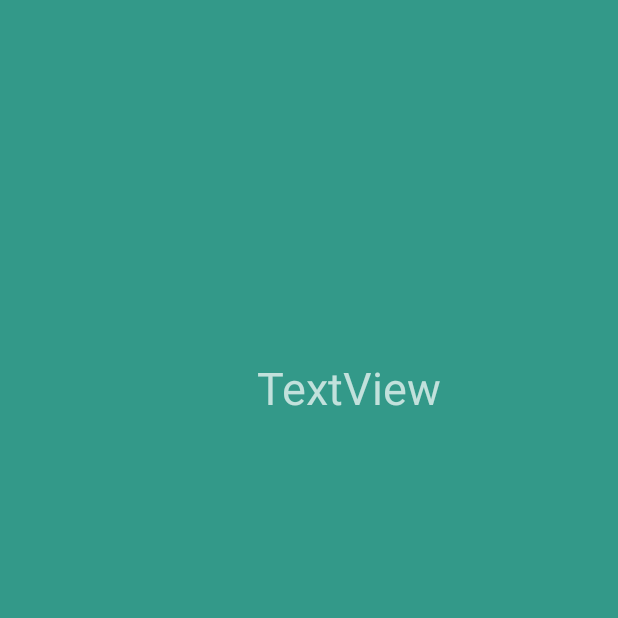
After one commit to jlram/DAM-ImproMusic, an Android app: the SongActivity screen opened directly, with no data from a screen before it, on a phone screen of 412 x 824 dp, the top half of it. The commit adds this screen. Run offline under Robolectric (Android 15) with nearby library versions, the phone set to English and light mode, and no system bars; network calls fail; 1 statement that could not run was skipped.

Commit message:
Se recoge un objeto canción al elegir un item del listView y pasamos a una actividad en la que comprobamos que realmente estamos cogiendo la canción correcta

```diff
--- a/ImproMusic/app/src/main/AndroidManifest.xml
+++ b/ImproMusic/app/src/main/AndroidManifest.xml
@@ -23,7 +23,8 @@
             android:name=".MainActivity"
             android:label="@string/title_activity_main2"
             android:theme="@style/Theme.AppCompat.NoActionBar" />
-        <activity android:name=".EditProfileActivity"></activity>
+        <activity android:name=".EditProfileActivity" />
+        <activity android:name=".SongActivity"></activity>
     </application>
 
 </manifest>
--- a/ImproMusic/app/src/main/java/com/example/josluis/impromusic/MainActivity.java
+++ b/ImproMusic/app/src/main/java/com/example/josluis/impromusic/MainActivity.java
@@ -16,6 +16,7 @@ import android.support.v7.app.AppCompatActivity;
 import android.support.v7.widget.Toolbar;
 import android.view.Menu;
 import android.view.MenuItem;
+import android.widget.AdapterView;
 import android.widget.ListView;
 import android.widget.TextView;
 import android.widget.Toast;
@@ -43,7 +44,7 @@ import static com.example.josluis.impromusic.LoginActivity.usuario;
 public class MainActivity extends AppCompatActivity implements NavigationView.OnNavigationItemSelectedListener {
 
     ListView listViewCanciones;
-    ArrayList<Song> listaCanciones;
+    static ArrayList<Song> listaCanciones;
     MainAdapter adapter;
 
     String URLConsulta;
@@ -51,6 +52,8 @@ public class MainActivity extends AppCompatActivity implements NavigationView.On
     Request consulta;
 
     RequestQueue queue;
+
+    static Song cancion;
 
     @RequiresApi(api = Build.VERSION_CODES.N)
     @Override
@@ -71,7 +74,6 @@ public class MainActivity extends AppCompatActivity implements NavigationView.On
          * Creamos un nuevo Adapter personalizado. Una vez hecho, declaramos nuestro ListView y le
          * asignamos nuestro adaptador.
          */
-        //Toast.makeText(this, listaCanciones.get(0).getName(), Toast.LENGTH_SHORT).show();
         adapter = new MainAdapter(this, listaCanciones);
         listViewCanciones = (ListView) findViewById(R.id.listViewCanciones);
         listViewCanciones.setAdapter(adapter);
@@ -107,6 +109,16 @@ public class MainActivity extends AppCompatActivity implements NavigationView.On
         nav_text.setText(usuario.getUsername() + "\n\nMiembro desde: "
                         + usuario.getLog_date());
         nav_type.setText(usuario.getUser_type());
+
+        listViewCanciones.setOnItemClickListener(new AdapterView.OnItemClickListener() {
+            @Override
+            public void onItemClick(AdapterView<?> adapterView, View view, int position, long l) {
+                //startActivity(new Intent(MainActivity.this, OCRActivity.class));
+
+                cancion = adapter.getItem(position);
+                startActivity(new Intent(MainActivity.this, SongActivity.class));
+            }
+        });
     }
 
     /**
--- /dev/null
+++ b/ImproMusic/app/src/main/java/com/example/josluis/impromusic/SongActivity.java
@@ -0,0 +1,22 @@
+package com.example.josluis.impromusic;
+
+import android.support.v7.app.AppCompatActivity;
+import android.os.Bundle;
+import android.widget.TextView;
+
+import static com.example.josluis.impromusic.MainActivity.cancion;
+
+public class SongActivity extends AppCompatActivity {
+
+    TextView textViewCancion;
+
+    @Override
+    protected void onCreate(Bundle savedInstanceState) {
+        super.onCreate(savedInstanceState);
+        setContentView(R.layout.activity_song);
+
+        textViewCancion = (TextView) findViewById(R.id.textViewCancion);
+
+        textViewCancion.setText(cancion.getName());
+    }
+}
--- /dev/null
+++ b/ImproMusic/app/src/main/res/layout/activity_song.xml
@@ -0,0 +1,24 @@
+<?xml version="1.0" encoding="utf-8"?>
+<android.support.constraint.ConstraintLayout xmlns:android="http://schemas.android.com/apk/res/android"
+    xmlns:app="http://schemas.android.com/apk/res-auto"
+    xmlns:tools="http://schemas.android.com/tools"
+    android:layout_width="match_parent"
+    android:layout_height="match_parent"
+    android:background="@color/Verde"
+    tools:context="com.example.josluis.impromusic.SongActivity">
+
+    <TextView
+        android:id="@+id/textViewCancion"
+        android:layout_width="176dp"
+        android:layout_height="118dp"
+        android:layout_marginEnd="92dp"
+        android:layout_marginRight="92dp"
+        android:layout_marginTop="199dp"
+        android:gravity="center"
+        android:text="TextView"
+        android:textSize="30sp"
+        app:layout_constraintRight_toRightOf="parent"
+        app:layout_constraintTop_toTopOf="parent"
+        tools:layout_constraintRight_creator="1"
+        tools:layout_constraintTop_creator="1" />
+</android.support.constraint.ConstraintLayout>
```
